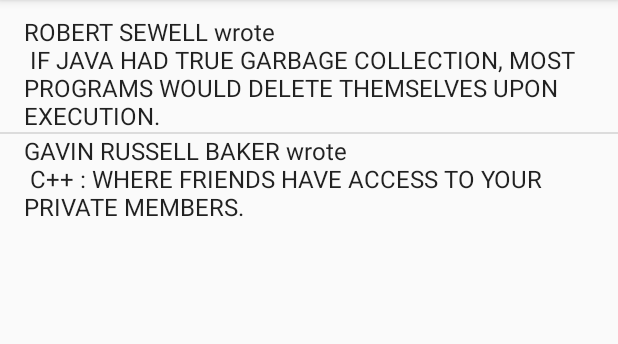
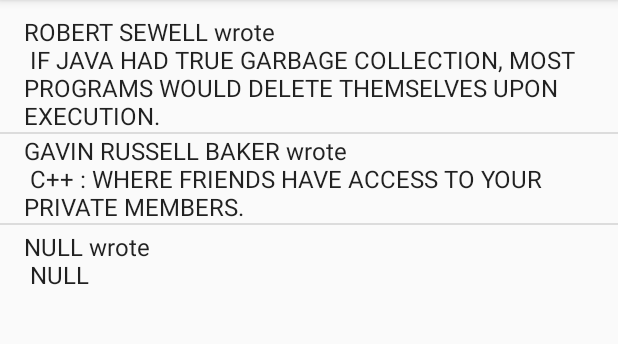
Before and after one commit to Apiyo4/Quotes, an Android app: the ReadActivity screen opened directly, with no data from a screen before it, on a phone screen of 412 x 824 dp, the part 84-428 px from its top. Run offline under Robolectric (Android 15) with nearby library versions, the phone set to English and light mode, and no system bars.

Commit message:
Refactor code to make sure quote and author are addded to the LiatView

```diff
--- a/app/src/main/java/com/example/quotes/QuotesArrayAdapter.java
+++ b/app/src/main/java/com/example/quotes/QuotesArrayAdapter.java
@@ -3,13 +3,17 @@ package com.example.quotes;
 import android.content.Context;
 import android.widget.ArrayAdapter;
 
+import java.util.ArrayList;
+
+
 public class QuotesArrayAdapter extends ArrayAdapter {
     private Context mContext;
-    private String[] mAuthors;
-    private String[] mQuotes;
+    private ArrayList<String> mAuthors = new ArrayList<String>();
+    private ArrayList<String> mQuotes = new ArrayList<String>();
 
 
-    public QuotesArrayAdapter(Context mContext, int resource, String[] mAuthors, String[] mQuotes){
+
+    public QuotesArrayAdapter(Context mContext, int resource, ArrayList<String> mAuthors, ArrayList<String> mQuotes){
         super(mContext, resource);
         this.mContext = mContext;
         this.mAuthors = mAuthors;
@@ -17,12 +21,12 @@ public class QuotesArrayAdapter extends ArrayAdapter {
     }
     @Override
         public Object getItem(int position){
-        String author = mAuthors[position];
-        String quote = mQuotes[position];
+        String author = mAuthors.get(position);
+        String quote = mQuotes.get(position);
             return String.format( "%S wrote \n %S", author, quote);
     }
     @Override
     public int getCount(){
-        return mAuthors.length;
+        return mAuthors.size();
     }
 }
--- a/app/src/main/java/com/example/quotes/ReadActivity.java
+++ b/app/src/main/java/com/example/quotes/ReadActivity.java
@@ -7,26 +7,38 @@ import android.os.Bundle;
 import android.widget.ListView;
 import android.widget.TextView;
 
+
+import java.util.*;
+
 public class ReadActivity extends AppCompatActivity {
     private ListView mListView;
     private TextView mNewAuthor;
     private TextView mNewQuote;
-    private String[] authors = new String[]{ "Robert Sewell", "Gavin Russell Baker"};
-    private String[] quotes = new String[]{ "If Java had true garbage collection, most programs would delete themselves upon execution.", "C++ : Where friends have access to your private members."};
+
+    private ArrayList<String> authors = new ArrayList<String>();
+    private ArrayList<String> quotes = new ArrayList<String>();
+
     @Override
     protected void onCreate(Bundle savedInstanceState) {
         super.onCreate(savedInstanceState);
         setContentView(R.layout.activity_read);
+
+        authors.add("Robert Sewell");
+        authors.add("Gavin Russell Baker");
+        quotes.add("If Java had true garbage collection, most programs would delete themselves upon execution.");
+        quotes.add( "C++ : Where friends have access to your private members.");
         mListView = (ListView) findViewById(R.id.listView);
-        mNewAuthor = (TextView) findViewById(R.id.newAuthor);
-        mNewQuote= (TextView) findViewById(R.id.newQuote);
+
         Intent addQuoteIntent = getIntent();
         String author = addQuoteIntent.getStringExtra("author");
+        authors.add(author);
         String quote = addQuoteIntent.getStringExtra("quote");
-        mNewAuthor.setText(author);
-        mNewQuote.setText(quote);
+        quotes.add(quote);
 
         QuotesArrayAdapter quotesArrayAdapter = new QuotesArrayAdapter(this, android.R.layout.simple_list_item_1, authors, quotes);
         mListView.setAdapter(quotesArrayAdapter);
+
+
+
     }
 }
```
